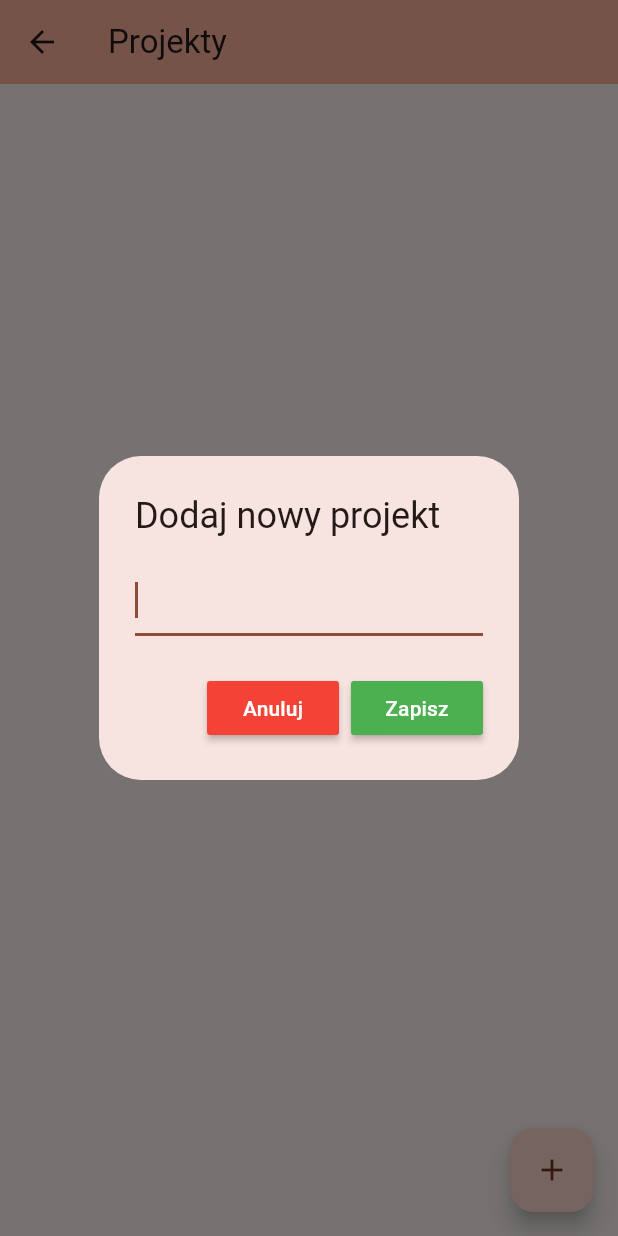
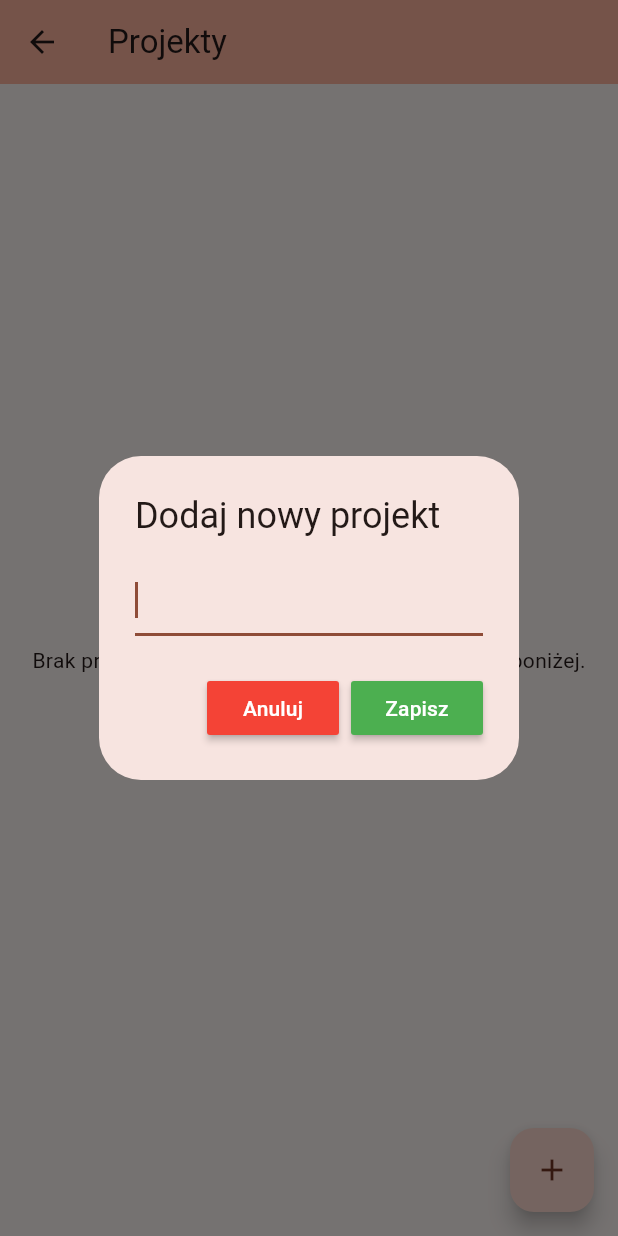
Before and after one commit to mariuszfoltak/WorkTimeRegistry, a Flutter app: the SettingsProjectsPage screen opened directly, after a tap on the "add" icon, on a phone screen of 412 x 824 dp. Run offline on Flutter 3.47's test engine with Material 2 defaults, Android fonts, the light colour scheme and no system bars; our stand-ins replace date_field, drift, fl_chart, flutter_slidable, grouped_list, month_picker_dialog and 1 more; accounts and stored records are empty; generated files the repository leaves out were written again.

Commit message:
Refactor project settings screen

```diff
--- /dev/null
+++ b/lib/settings/projects/new_project_dialog.dart
@@ -0,0 +1,35 @@
+import 'package:flutter/material.dart';
+
+Future<void> showNewProjectDialog(BuildContext context, void Function(String projectName) onSavePressed) async {
+  var textFieldController = TextEditingController();
+  return showDialog(
+      context: context,
+      builder: (context) {
+        return AlertDialog(
+          title: const Text('Dodaj nowy projekt'),
+          content: TextField(
+            autofocus: true,
+            controller: textFieldController,
+          ),
+          actions: <Widget>[
+            MaterialButton(
+              color: Colors.red,
+              textColor: Colors.white,
+              child: const Text('Anuluj'),
+              onPressed: () {
+                Navigator.pop(context);
+              },
+            ),
+            MaterialButton(
+              color: Colors.green,
+              textColor: Colors.white,
+              child: const Text('Zapisz'),
+              onPressed: () {
+                Navigator.pop(context);
+                onSavePressed(textFieldController.text);
+              },
+            ),
+          ],
+        );
+      });
+}
--- /dev/null
+++ b/lib/settings/projects/projects_screen.dart
@@ -0,0 +1,66 @@
+import 'package:flutter/material.dart';
+import 'package:work_time_tracker/main.dart';
+import 'package:work_time_tracker/model/database.dart';
+import 'package:work_time_tracker/settings/projects/new_project_dialog.dart';
+import 'package:work_time_tracker/settings/projects/project_tile.dart';
+
+class SettingsProjectsPage extends StatefulWidget {
+  const SettingsProjectsPage({super.key});
+
+  @override
+  State<SettingsProjectsPage> createState() => _SettingsProjectsPageState();
+}
+
+class _SettingsProjectsPageState extends State<SettingsProjectsPage> {
+  void _addProject(String projectName) async {
+    var project = ProjectsCompanion.insert(name: projectName, color: Colors.white.value);
+    await database.addProject(project);
+    setState(() {});
+  }
+
+  void _deleteProject(context, project) async {
+    await database.removeProject(project).then((value) {
+      ScaffoldMessenger.of(context).showSnackBar(
+        SnackBar(content: Text('Usunięto projekt ${project.name}')),
+      );
+    });
+  }
+
+  @override
+  Widget build(BuildContext context) {
+    return Scaffold(
+      appBar: AppBar(
+        backgroundColor: Theme.of(context).colorScheme.inversePrimary,
+        title: Text("Projekty"),
+      ),
+      body: StreamBuilder<List<Project>>(
+          stream: database.watchProjects(),
+          builder: (context, snapshot) {
+            if (snapshot.hasData) {
+              var projects = snapshot.data!;
+              if (projects.isNotEmpty) {
+                return ListView.separated(
+                  separatorBuilder: (context, index) => const SizedBox(height: 5),
+                  itemBuilder: (context, index) {
+                    return ProjectSlideableListTile(
+                      project: projects[index],
+                      onDeletePressed: (context) => _deleteProject(context, projects[index]),
+                    );
+                  },
+                  itemCount: projects.length,
+                );
+              } else {
+                return const Center(child: Text("Brak projektów. Utwórz nowy naciskając przycisk poniżej."));
+              }
+            } else {
+              return const Center(child: Text("Ładowanie wyników")); // TODO: Maybe some spinner
+            }
+          }),
+      floatingActionButton: FloatingActionButton(
+        onPressed: () => showNewProjectDialog(context, (projectName) => _addProject(projectName)),
+        tooltip: 'Dodaj projekt',
+        child: const Icon(Icons.add),
+      ),
+    );
+  }
+}
--- a/lib/settings/settings.dart
+++ b/lib/settings/settings.dart
@@ -1,5 +1,5 @@
 import 'package:flutter/material.dart';
-import 'package:work_time_tracker/settings/settings_projects.dart';
+import 'package:work_time_tracker/settings/projects/projects_screen.dart';
 import 'package:work_time_tracker/settings/settings_main_screen.dart';
 
 class Routes {
--- a/lib/settings/settings_projects.dart
+++ /dev/null
@@ -1,117 +0,0 @@
-import 'package:flutter/material.dart';
-import 'package:flutter_slidable/flutter_slidable.dart';
-import 'package:work_time_tracker/main.dart';
-import 'package:work_time_tracker/model/database.dart';
-
-class SettingsProjectsPage extends StatefulWidget {
-  const SettingsProjectsPage({super.key});
-
-  @override
-  State<SettingsProjectsPage> createState() => _SettingsProjectsPageState();
-}
-
-class _SettingsProjectsPageState extends State<SettingsProjectsPage> {
-  TextEditingController _textFieldController = TextEditingController();
-
-  void addProject() async {
-    var project = ProjectsCompanion.insert(name: _textFieldController.text, color: Colors.white.value);
-    await database.into(database.projects).insert(project);
-  }
-
-  String? valueText;
-
-  Future<void> _displayTextInputDialog(BuildContext context) async {
-    _textFieldController = TextEditingController();
-    return showDialog(
-        context: context,
-        builder: (context) {
-          return AlertDialog(
-            title: const Text('Dodaj nowy projekt'),
-            content: TextField(
-              autofocus: true,
-              controller: _textFieldController,
-            ),
-            actions: <Widget>[
-              MaterialButton(
-                color: Colors.red,
-                textColor: Colors.white,
-                child: const Text('Anuluj'),
-                onPressed: () {
-                  setState(() {
-                    Navigator.pop(context);
-                  });
-                },
-              ),
-              MaterialButton(
-                color: Colors.green,
-                textColor: Colors.white,
-                child: const Text('Zapisz'),
-                onPressed: () {
-                  setState(() {
-                    addProject();
-                    Navigator.pop(context);
-                  });
-                },
-              ),
-            ],
-          );
-        });
-  }
-
-  @override
-  Widget build(BuildContext context) {
-    return Scaffold(
-      appBar: AppBar(
-        backgroundColor: Theme.of(context).colorScheme.inversePrimary,
-        title: Text("Projekty"),
-      ),
-      body: StreamBuilder<List<Project>>(
-          stream: database.watchProjects(),
-          builder: (context, snapshot) {
-            if (snapshot.hasData) {
-              var projects = snapshot.data!;
-              return ListView.separated(
-                separatorBuilder: (context, index) => const SizedBox(height: 20),
-                // padding: EdgeInsets.all(16),
-                itemBuilder: (context, index) {
-                  final project = projects[index];
-                  return Slidable(
-                    endActionPane: ActionPane(
-                      motion: const ScrollMotion(),
-                      extentRatio: 0.25,
-                      children: [
-                        SlidableAction(
-                          onPressed: (context) async {
-                            await database.removeProject(project).then((value) {
-                              ScaffoldMessenger.of(context).showSnackBar(
-                                SnackBar(content: Text('Usunięto projekt ${project.name}')),
-                              );
-                            });
-                          },
-                          backgroundColor: Colors.red,
-                          foregroundColor: Colors.white,
-                          icon: Icons.delete,
-                          label: 'Delete',
-                        )
-                      ],
-                    ),
-                    child: ListTile(
-                      leading: const Icon(Icons.assignment),
-                      title: Text(project.name),
-                      onTap: () => print(project.name),
-                    ),
-                  );
-                },
-                itemCount: projects.length,
-              );
-            }
-            return const Text("waiting");
-          }),
-      floatingActionButton: FloatingActionButton(
-        onPressed: () => _displayTextInputDialog(context),
-        tooltip: 'Dodaj projekt',
-        child: const Icon(Icons.add),
-      ),
-    );
-  }
-}
```
Also changed, not shown: lib/model/database.dart (+9 -2 lines), lib/settings/projects/project_tile.dart (added, +39 -0 lines).
